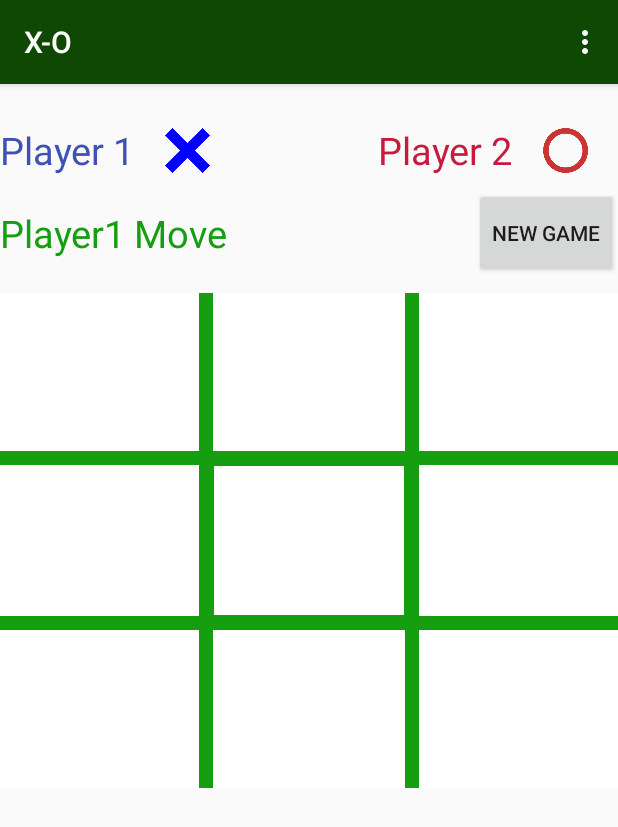
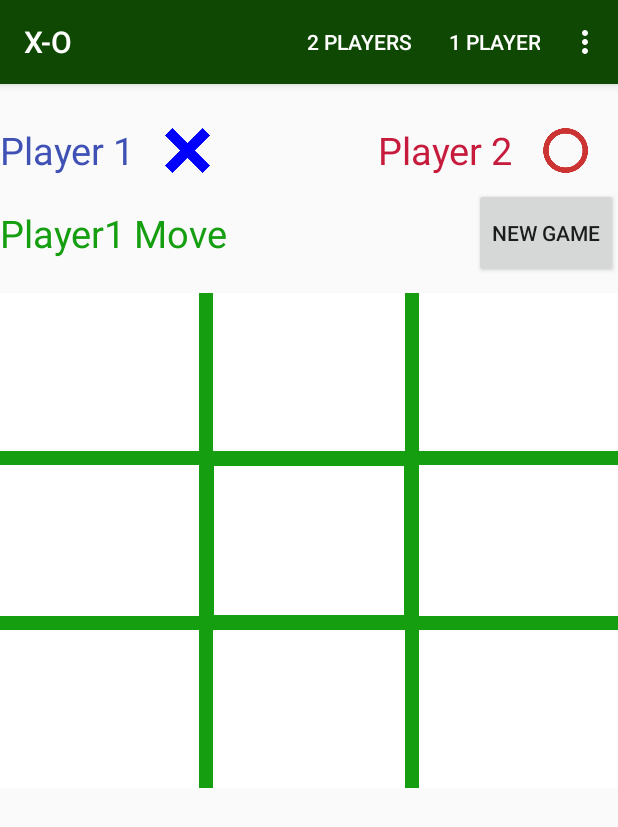
Before and after one commit to yra1908/X-O, an Android app: the screen it shows after launch (MainActivity), after a tap on "NEW GAME", on a phone screen of 412 x 824 dp. Shown: the top 827 px of the screen. Run offline under Robolectric (Android 15) with nearby library versions, the phone set to English and light mode, and no system bars.

Commit message:
2 Players

```diff
--- a/app/build.gradle
+++ b/app/build.gradle
@@ -21,7 +21,6 @@ android {
 
 dependencies {
     compile fileTree(dir: 'libs', include: ['*.jar'])
-    testCompile 'junit:junit:4.12'
     compile 'com.android.support:appcompat-v7:23.1.0'
     compile 'com.android.support:design:23.1.0'
 }
--- a/app/src/main/java/game/demo/com/x_o/MainActivity.java
+++ b/app/src/main/java/game/demo/com/x_o/MainActivity.java
@@ -1,5 +1,7 @@
 package game.demo.com.x_o;
 
+import android.content.pm.ActivityInfo;
+import android.content.res.Configuration;
 import android.graphics.Color;
 import android.os.Bundle;
 import android.support.design.widget.FloatingActionButton;
@@ -27,12 +29,14 @@ public class MainActivity extends AppCompatActivity
 
     public static final String LOG_TAG="Log_Debug";
 
+    private static final String CELL_WIN_COLOR="#3F51B5";
     private static final int CELL_AMOUNT=9;
     private static int [][] lines = {{0,1,2}, {3,4,5}, {6,7,8}, {0,3,6},
                                      {1,4,7}, {2,5,8}, {0,4,8}, {2,4,6}};
 
     private boolean player1;
     private List<Cell> field;
+    private List<ImageView> imageList;
     private int count;
 
     TextView status;
@@ -48,6 +52,9 @@ public class MainActivity extends AppCompatActivity
 
         //setting onclick listener to layout
         setListeners();
+
+        //add image Views to List
+        fillImageViewList();
 
         //Setting cell params
         setCellGrid();
@@ -80,6 +87,26 @@ public class MainActivity extends AppCompatActivity
         cel9.setOnClickListener(this);
     }
 
+    private void fillImageViewList(){
+        ImageView imView1 =(ImageView) findViewById(R.id.imgCel1);
+        ImageView imView2 =(ImageView) findViewById(R.id.imgCel2);
+        ImageView imView3 =(ImageView) findViewById(R.id.imgCel3);
+        ImageView imView4 =(ImageView) findViewById(R.id.imgCel4);
+        ImageView imView5 =(ImageView) findViewById(R.id.imgCel5);
+        ImageView imView6 =(ImageView) findViewById(R.id.imgCel6);
+        ImageView imView7 =(ImageView) findViewById(R.id.imgCel7);
+        ImageView imView8 =(ImageView) findViewById(R.id.imgCel8);
+        ImageView imView9 =(ImageView) findViewById(R.id.imgCel9);
+
+        imageList = new ArrayList<>();
+
+        imageList.add(imView1);     imageList.add(imView2);
+        imageList.add(imView3);     imageList.add(imView4);
+        imageList.add(imView5);     imageList.add(imView6);
+        imageList.add(imView7);     imageList.add(imView8);
+        imageList.add(imView9);
+    }
+
     @Override
     public boolean onCreateOptionsMenu(Menu menu) {
         getMenuInflater().inflate(R.menu.menu_main, menu);
@@ -88,12 +115,34 @@ public class MainActivity extends AppCompatActivity
 
     @Override
     public boolean onOptionsItemSelected(MenuItem item) {
-        int id = item.getItemId();
-        if (id == R.id.action_exit) {
-            System.exit(0);
+
+        switch (item.getItemId()) {
+            case R.id.action_exit:
+                Log.d(LOG_TAG, "debug button11");
+                System.exit(0);
+                break;
+            case R.id.action_2players:
+
+                break;
+            case R.id.action_1player:
+
+                break;
+            case R.id.action_about:
+
+                break;
         }
+        return super.onOptionsItemSelected(item);
+    }
 
-        return super.onOptionsItemSelected(item);
+    /**
+     * Method for saving data when device orientation changes
+     * and setting Screen orientation - Portrait
+     * @param newConfig
+     */
+    @Override
+    public void onConfigurationChanged(Configuration newConfig) {
+        super.onConfigurationChanged(newConfig);
+        setRequestedOrientation(ActivityInfo.SCREEN_ORIENTATION_PORTRAIT);
     }
 
     @Override
@@ -111,63 +160,63 @@ public class MainActivity extends AppCompatActivity
                     return;
                 }
                 prepareCell(0);
-                imView =(ImageView) findViewById(R.id.imgCel1);
+                imView = imageList.get(0);
                 break;
             case R.id.cel2:
                 if(!checkField(1)){
                     return;
                 }
                 prepareCell(1);
-                imView =(ImageView) findViewById(R.id.imgCel2);
+                imView =imageList.get(1);
                 break;
             case R.id.cel3:
                 if(!checkField(2)){
                     return;
                 }
                 prepareCell(2);
-                imView =(ImageView) findViewById(R.id.imgCel3);
+                imView =imageList.get(2);;
                 break;
             case R.id.cel4:
                 if(!checkField(3)){
                     return;
                 }
                 prepareCell(3);
-                imView =(ImageView) findViewById(R.id.imgCel4);
+                imView =imageList.get(3);;
                 break;
             case R.id.cel5:
                 if(!checkField(4)){
                     return;
                 }
                 prepareCell(4);
-                imView =(ImageView) findViewById(R.id.imgCel5);
+                imView =imageList.get(4);;
                 break;
             case R.id.cel6:
                 if(!checkField(5)){
                     return;
                 }
                 prepareCell(5);
-                imView =(ImageView) findViewById(R.id.imgCel6);
+                imView =imageList.get(5);;
                 break;
             case R.id.cel7:
                 if(!checkField(6)){
                     return;
                 }
                 prepareCell(6);
-                imView =(ImageView) findViewById(R.id.imgCel7);
+                imView =imageList.get(6);;
                 break;
             case R.id.cel8:
                 if(!checkField(7)){
                     return;
                 }
                 prepareCell(7);
-                imView =(ImageView) findViewById(R.id.imgCel8);
+                imView =imageList.get(7);;
                 break;
             case R.id.cel9:
                 if(!checkField(8)){
                     return;
                 }
                 prepareCell(8);
-                imView =(ImageView) findViewById(R.id.imgCel9);
+                imView =imageList.get(8);;
                 break;
         }
 
@@ -183,11 +232,13 @@ public class MainActivity extends AppCompatActivity
         }
 
         int res = getResources().getIdentifier(imageName, "drawable", getPackageName());
+        imView.setImageResource(res);
 
-        imView.setImageResource(res);
         if(count>4){
             if(checkLines()){
                 finishGame();
+            } else if (count==9){
+                status.setText("Deuce!");
             }
         }
     }
@@ -214,24 +265,18 @@ public class MainActivity extends AppCompatActivity
 
     private boolean checkLines(){
 
-        int lineNumber = 1;
-        for (int[] line: lines) {
+        for (int[] line : lines) {
 
             if (field.get(line[0]).equals(field.get(line[1])) &&
                     field.get(line[0]).equals(field.get(line[2])) &&
                     !field.get(line[0]).getValue().equals(Cell.Value.NONE)){
-
-                setLineBackground(lineNumber);
+                for (int index: line) {
+                    imageList.get(index).setBackgroundColor(Color.parseColor(CELL_WIN_COLOR));
+                }
                 return true;
             }
-            lineNumber++;
         }
         return false;
-    }
-
-    private void setLineBackground(int i) {
-        ImageView imView1 =(ImageView) findViewById(R.id.imgCel1);
-        imView1.setBackgroundColor(Color.parseColor("#3F51B5"));
     }
 
     private void finishGame(){
@@ -247,9 +292,6 @@ public class MainActivity extends AppCompatActivity
     }
 
 
-
-
-
     private boolean checkField(int number){
         if(field.get(number).isActive()){
             Toast.makeText(this, "Field is already filled", Toast.LENGTH_SHORT).show();
@@ -260,26 +302,12 @@ public class MainActivity extends AppCompatActivity
     }
 
     private void clearGrid(){
-        ImageView imView1 =(ImageView) findViewById(R.id.imgCel1);
-        ImageView imView2 =(ImageView) findViewById(R.id.imgCel2);
-        ImageView imView3 =(ImageView) findViewById(R.id.imgCel3);
-        ImageView imView4 =(ImageView) findViewById(R.id.imgCel4);
-        ImageView imView5 =(ImageView) findViewById(R.id.imgCel5);
-        ImageView imView6 =(ImageView) findViewById(R.id.imgCel6);
-        ImageView imView7 =(ImageView) findViewById(R.id.imgCel7);
-        ImageView imView8 =(ImageView) findViewById(R.id.imgCel8);
-        ImageView imView9 =(ImageView) findViewById(R.id.imgCel9);
 
-        imView1.setImageDrawable(null);
-        imView2.setImageDrawable(null);
-        imView3.setImageDrawable(null);
-        imView4.setImageDrawable(null);
-        imView5.setImageDrawable(null);
-        imView6.setImageDrawable(null);
-        imView7.setImageDrawable(null);
-        imView8.setImageDrawable(null);
-        imView9.setImageDrawable(null);
+        for (ImageView view: imageList) {
+            view.setImageDrawable(null);
+            view.setBackgroundColor(Color.TRANSPARENT);
+        }
 
-        imView1.setBackgroundColor(Color.TRANSPARENT);
     }
+
 }
--- a/app/src/main/res/menu/menu_main.xml
+++ b/app/src/main/res/menu/menu_main.xml
@@ -2,6 +2,21 @@
     xmlns:app="http://schemas.android.com/apk/res-auto"
     xmlns:tools="http://schemas.android.com/tools"
     tools:context=".MainActivity">
+    <item
+        android:id="@+id/action_2players"
+        android:orderInCategory="100"
+        android:title="@string/action_2player"
+        app:showAsAction="always" />
+    <item
+        android:id="@+id/action_1player"
+        android:orderInCategory="100"
+        android:title="@string/action_1player"
+        app:showAsAction="always" />
+    <item
+        android:id="@+id/action_about"
+        android:orderInCategory="100"
+        android:title="@string/action_about"
+        app:showAsAction="never" />
     <item
         android:id="@+id/action_exit"
         android:orderInCategory="100"
--- a/app/src/main/res/values/strings.xml
+++ b/app/src/main/res/values/strings.xml
@@ -2,4 +2,7 @@
     <string name="app_name">X-O</string>
     <string name="action_settings">Settings</string>
     <string name="action_exit">Exit</string>
+    <string name="action_about">About App</string>
+    <string name="action_1player">1 Player</string>
+    <string name="action_2player">2 Players</string>
 </resources>
```
Also changed, not shown: gradle.properties (+7 -8 lines).
